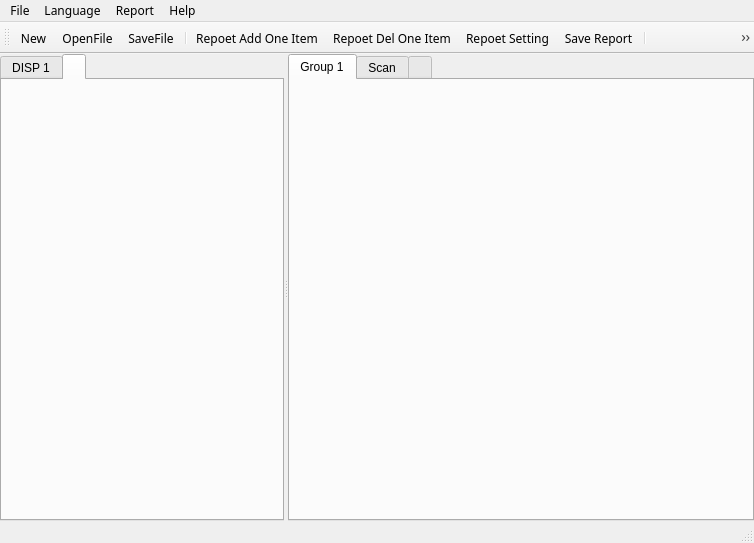
This is phascan_view/ui/mainwindow.ui in qinxingying/hello-word as Qt 5 draws it before an edit. The edited form follows.
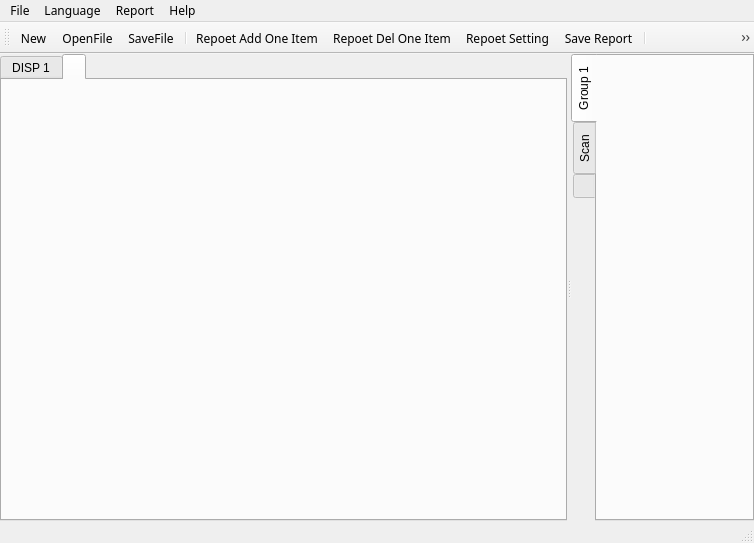
This is the edited form. Icons and pictures are not drawn. Custom widgets are drawn as their Qt base class.

Patch:
```diff
--- a/phascan_view/ui/mainwindow.ui
+++ b/phascan_view/ui/mainwindow.ui
@@ -132,7 +132,7 @@
         <bool>true</bool>
        </property>
        <property name="tabPosition">
-        <enum>QTabWidget::North</enum>
+        <enum>QTabWidget::West</enum>
        </property>
        <property name="tabShape">
         <enum>QTabWidget::Rounded</enum>
```
